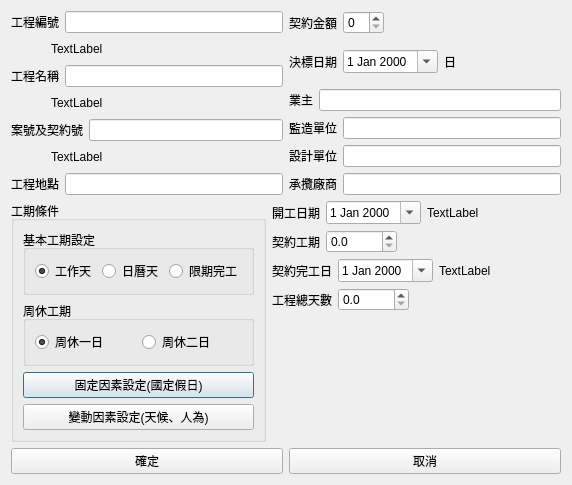
foxking0416/HuachunDailyReport2024, file Python/QtCreateProjectDialog.ui: the form before one commit.
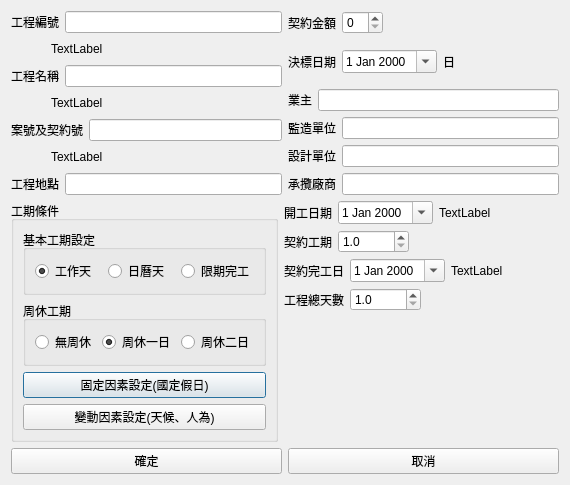
The form after the commit.

```diff
--- a/Python/QtCreateProjectDialog.ui
+++ b/Python/QtCreateProjectDialog.ui
@@ -6,7 +6,7 @@
    <rect>
     <x>0</x>
     <y>0</y>
-    <width>572</width>
+    <width>570</width>
     <height>476</height>
    </rect>
   </property>
@@ -376,6 +376,13 @@
            <string>周休工期</string>
           </property>
           <layout class="QHBoxLayout" name="horizontalLayout_16">
+           <item>
+            <widget class="QRadioButton" name="qtNoDayOffRadioButton">
+             <property name="text">
+              <string>無周休</string>
+             </property>
+            </widget>
+           </item>
            <item>
             <widget class="QRadioButton" name="qtOneDayOffRadioButton">
              <property name="text">
@@ -467,9 +474,15 @@
            <property name="decimals">
             <number>1</number>
            </property>
+           <property name="minimum">
+            <double>1.000000000000000</double>
+           </property>
            <property name="maximum">
             <double>10000.000000000000000</double>
            </property>
+           <property name="value">
+            <double>1.000000000000000</double>
+           </property>
           </widget>
          </item>
          <item>
@@ -539,9 +552,15 @@
            <property name="decimals">
             <number>1</number>
            </property>
+           <property name="minimum">
+            <double>1.000000000000000</double>
+           </property>
            <property name="maximum">
             <double>10000.000000000000000</double>
            </property>
+           <property name="value">
+            <double>1.000000000000000</double>
+           </property>
           </widget>
          </item>
          <item>
```
Left out of the diff: 8 changed lines with no effect on the pictures.
